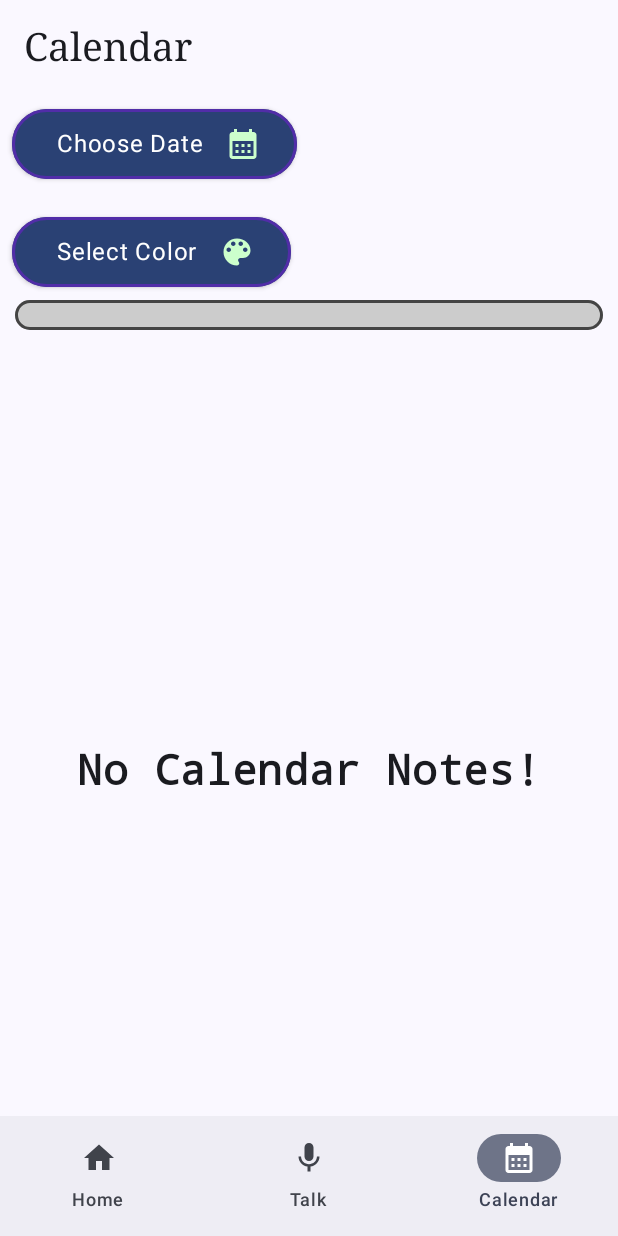
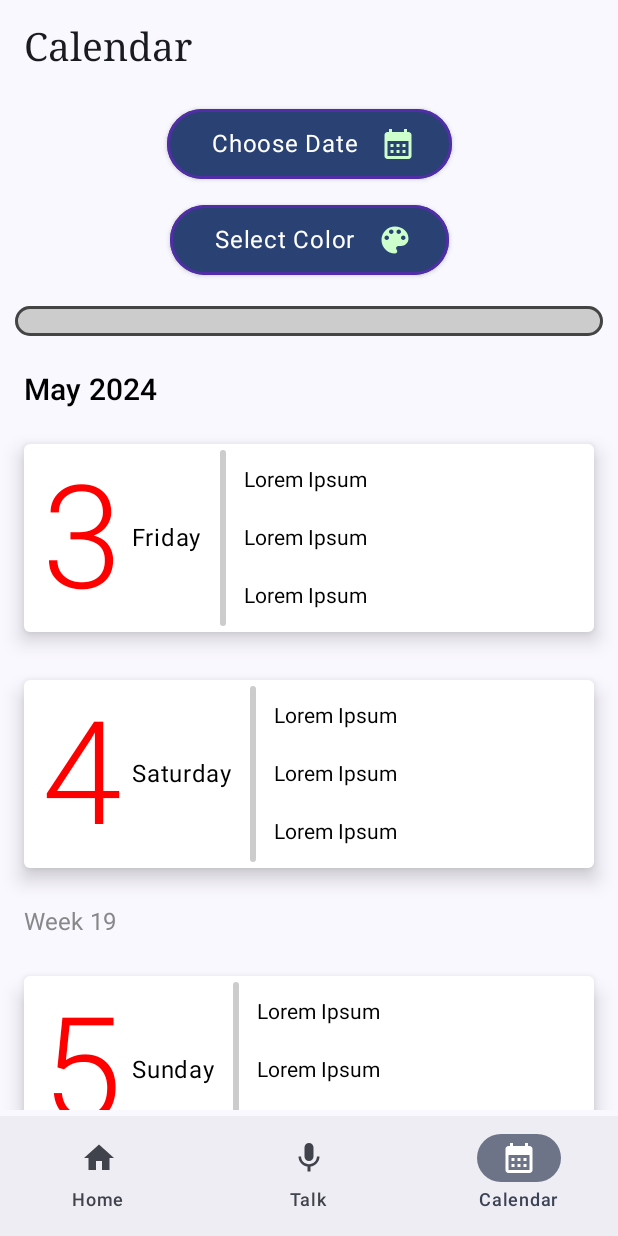
Before and after one commit to Swirl86/Listify-Planner, an Android app built with Jetpack Compose: the CalendarScreen screen opened through its navigation route, item 3 of the bottom bar chosen, on a phone screen of 412 x 824 dp. Run offline under Robolectric (Android 15) with nearby library versions, the phone set to English and light mode, and no system bars; our stand-ins replace Dagger/Hilt's generated code, Room's generated code; 2 statements that could not run were skipped.

Commit message:
impl logic and design for calender list when no date is chosen

```diff
--- a/app/build.gradle.kts
+++ b/app/build.gradle.kts
@@ -73,6 +73,7 @@ dependencies {
     implementation(libs.androidx.ui)
     implementation(libs.androidx.ui.graphics)
     implementation(libs.androidx.ui.tooling.preview)
+    implementation(libs.androidx.material)
     implementation(libs.androidx.material3)
     testImplementation(libs.junit)
     androidTestImplementation(libs.androidx.junit)
--- a/app/src/main/java/com/swirl/listifyplanner/presentation/calendar_screen/CalendarScreen.kt
+++ b/app/src/main/java/com/swirl/listifyplanner/presentation/calendar_screen/CalendarScreen.kt
@@ -1,25 +1,15 @@
 package com.swirl.listifyplanner.presentation.calendar_screen
 
 import TitleTopAppBar
-import androidx.compose.animation.AnimatedVisibility
-import androidx.compose.animation.fadeIn
-import androidx.compose.animation.fadeOut
-import androidx.compose.animation.scaleIn
-import androidx.compose.animation.scaleOut
-import androidx.compose.foundation.layout.Arrangement
+import androidx.compose.foundation.layout.Box
 import androidx.compose.foundation.layout.Column
-import androidx.compose.foundation.layout.PaddingValues
+import androidx.compose.foundation.layout.Spacer
 import androidx.compose.foundation.layout.fillMaxSize
 import androidx.compose.foundation.layout.padding
-import androidx.compose.foundation.lazy.LazyColumn
-import androidx.compose.foundation.lazy.items
-import androidx.compose.foundation.lazy.rememberLazyListState
 import androidx.compose.foundation.rememberScrollState
-import androidx.compose.foundation.verticalScroll
 import androidx.compose.material.icons.Icons
 import androidx.compose.material.icons.filled.ColorLens
 import androidx.compose.material3.Scaffold
-import androidx.compose.material3.Text
 import androidx.compose.runtime.Composable
 import androidx.compose.runtime.getValue
 import androidx.compose.runtime.mutableStateOf
@@ -34,8 +24,7 @@ import androidx.lifecycle.compose.collectAsStateWithLifecycle
 import com.swirl.listifyplanner.R
 import com.swirl.listifyplanner.presentation.MainViewModel
 import com.swirl.listifyplanner.presentation.calendar_screen.components.MyDatePicker
-import com.swirl.listifyplanner.presentation.common.EmptyScreen
-import com.swirl.listifyplanner.presentation.common.SwipeToDeleteContainer
+import com.swirl.listifyplanner.presentation.calendar_screen.components.date.CalendarList
 import com.swirl.listifyplanner.presentation.common.TextIconButton
 import com.swirl.listifyplanner.presentation.common.colorpicker.ColorPickedDisplay
 import com.swirl.listifyplanner.presentation.common.colorpicker.ColorPickerDialog
@@ -47,7 +36,6 @@ fun CalendarScreen(mainViewModel: MainViewModel) {
     val context = LocalContext.current
     val scrollState = rememberScrollState()
     val calendarNotes by mainViewModel.getAllCalendarNotes.collectAsStateWithLifecycle(initialValue = emptyList())
-    val listState = rememberLazyListState()
     var chosenDate by remember { mutableStateOf("") }
     var chosenColor by remember { mutableStateOf(Color.LightGray) }
     var showColorPickerDialog by remember { mutableStateOf(false) }
@@ -58,15 +46,8 @@ fun CalendarScreen(mainViewModel: MainViewModel) {
         Column(
             modifier = Modifier
                 .padding(paddingValues)
-                .fillMaxSize()
-                .verticalScroll(state = scrollState),
-            verticalArrangement = Arrangement.Center,
+                .fillMaxSize(),
                  horizontalAlignment = Alignment.CenterHorizontally
-        ) {
-            Column(
-                modifier = Modifier
-                .fillMaxSize(),
-                verticalArrangement = Arrangement.spacedBy(8.dp)
         ) {
             MyDatePicker(onButtonClick = { dateString ->
                 chosenDate = dateString
@@ -88,71 +69,14 @@ fun CalendarScreen(mainViewModel: MainViewModel) {
                     }
                 )
             }
-            }
+            Spacer(modifier = Modifier.padding(6.dp))
             ColorPickedDisplay(color = chosenColor, height = 20)
-            Column(
-                modifier = Modifier
-                    .weight(1f)
-                    .fillMaxSize()
+            Spacer(modifier = Modifier.padding(6.dp))
+            Box(
+                modifier = Modifier.weight(1f).padding(vertical = 4.dp)
             ) {
-                if (calendarNotes.isEmpty()) {
-                    EmptyScreen(
-                        text = UiText.StringResource(R.string.empty_calendar_title).asString(),
-                        paddingValues = paddingValues
-                    )
-                } else {
-                    AnimatedVisibility(
-                        visible = true,
-                        enter = scaleIn() + fadeIn(),
-                        exit = scaleOut() + fadeOut()
-                    ) {
-                        LazyColumn(
-                            modifier = Modifier
-                                .fillMaxSize()
-                                .padding(paddingValues),
-                            contentPadding = PaddingValues(8.dp),
-                            verticalArrangement = Arrangement.spacedBy(8.dp),
-                            state = listState
-                        ) {
-                            items(
-                                items = calendarNotes.sortedBy { it.date },
-                                key = { it.date }
-                            ) { calendarNote ->
-                                SwipeToDeleteContainer(
-                                    item = calendarNote,
-                                    onDelete = { mainViewModel.deleteCalendarNote(calendarNote) }
-                                ) {
-                                    // TODO update design for CalendarNote
-                                    /*TodoCard(
-                                        todo = todo,
-                                        onDelete = {
-                                            mainViewModel.deleteTodo(todo)
-                                            snackbar(
-                                                scope,
-                                                snackbarHostState,
-                                                message = UiText.StringResource(
-                                                    R.string.home_deleted_task,
-                                                    todo.task
-                                                ).asString(context),
-                                                actionLabel = UiText.StringResource(R.string.home_undo_delete)
-                                                    .asString(context),
-                                                onAction = { mainViewModel.undoDeletedTodo() }
-                                            )
-                                        },
-                                        onUpdate = onUpdate,
-                                        onClick = {
-                                            mainViewModel.updateTodoIsDone(
-                                                todo.copy(isDone = !todo.isDone)
-                                            )
-                                        }
-                                    )*/
-                                    Text(text = "HERE")
+                CalendarList()
             }
         }
     }
 }
-                }
-            }
-        }
-    }
-}
--- /dev/null
+++ b/app/src/main/java/com/swirl/listifyplanner/presentation/calendar_screen/components/date/CalendarList.kt
@@ -0,0 +1,78 @@
+package com.swirl.listifyplanner.presentation.calendar_screen.components.date
+
+import androidx.compose.animation.AnimatedVisibility
+import androidx.compose.animation.fadeIn
+import androidx.compose.animation.fadeOut
+import androidx.compose.foundation.layout.fillMaxSize
+import androidx.compose.foundation.lazy.LazyColumn
+import androidx.compose.foundation.lazy.rememberLazyListState
+import androidx.compose.runtime.Composable
+import androidx.compose.runtime.LaunchedEffect
+import androidx.compose.runtime.key
+import androidx.compose.runtime.mutableIntStateOf
+import androidx.compose.runtime.remember
+import androidx.compose.runtime.rememberCoroutineScope
+import androidx.compose.runtime.snapshotFlow
+import androidx.compose.ui.Modifier
+import com.swirl.listifyplanner.presentation.common.GoToTop
+import com.swirl.listifyplanner.utils.extenstions.isScrollingUp
+import com.swirl.listifyplanner.utils.extenstions.isoWeekNumber
+import kotlinx.coroutines.launch
+import java.time.LocalDate
+import java.time.format.TextStyle
+import java.util.Locale
+
+@Composable
+fun CalendarList() {
+    val scope = rememberCoroutineScope()
+    val lazyListState = rememberLazyListState()
+    val lastWeekShown = remember { mutableIntStateOf(-1) }
+    val startDate = LocalDate.now()
+    val totalDays = remember { mutableIntStateOf(30) }
+
+    LaunchedEffect(lazyListState) {
+        snapshotFlow { lazyListState.layoutInfo.visibleItemsInfo }
+            .collect { visibleItems ->
+                val lastVisibleIndex = visibleItems.lastOrNull()?.index ?: return@collect
+                if (lastVisibleIndex >= totalDays.intValue - 10) {
+                    totalDays.intValue += 10
+                }
+            }
+    }
+
+    LazyColumn(
+        modifier = Modifier.fillMaxSize(),
+        state = lazyListState
+    ) {
+
+        items(totalDays.intValue) { index ->
+            key(index) {
+                val date = startDate.plusDays(index.toLong())
+
+                val monthTitle = if (date.dayOfMonth == 1 || date == startDate)
+                    "${date.month.getDisplayName(TextStyle.FULL_STANDALONE, Locale.getDefault())} ${date.year} " else ""
+
+                if (monthTitle.isNotEmpty()) {
+                    MonthHeader(monthTitle)
+                }
+
+                val currentWeek = date.isoWeekNumber
+                if (currentWeek != lastWeekShown.intValue) {
+                    WeekNumberHeader(currentWeek)
+                    lastWeekShown.intValue = currentWeek
+                }
+                DayCard(date)
+            }
+        }
+    }
+
+    AnimatedVisibility(
+        visible = !lazyListState.isScrollingUp(),
+        enter = fadeIn(),
+        exit = fadeOut()
+    ) {
+        GoToTop {
+            scope.launch { lazyListState.scrollToItem(0) }
+        }
+    }
+}
--- /dev/null
+++ b/app/src/main/java/com/swirl/listifyplanner/presentation/calendar_screen/components/date/DayCard.kt
@@ -0,0 +1,82 @@
+package com.swirl.listifyplanner.presentation.calendar_screen.components.date
+
+import androidx.compose.foundation.background
+import androidx.compose.foundation.layout.Arrangement
+import androidx.compose.foundation.layout.Box
+import androidx.compose.foundation.layout.Column
+import androidx.compose.foundation.layout.IntrinsicSize
+import androidx.compose.foundation.layout.Row
+import androidx.compose.foundation.layout.Spacer
+import androidx.compose.foundation.layout.fillMaxHeight
+import androidx.compose.foundation.layout.fillMaxWidth
+import androidx.compose.foundation.layout.height
+import androidx.compose.foundation.layout.padding
+import androidx.compose.foundation.layout.width
+import androidx.compose.foundation.layout.wrapContentHeight
+import androidx.compose.foundation.shape.RoundedCornerShape
+import androidx.compose.material.Card
+import androidx.compose.material.MaterialTheme
+import androidx.compose.material.Text
+import androidx.compose.runtime.Composable
+import androidx.compose.ui.Alignment
+import androidx.compose.ui.Modifier
+import androidx.compose.ui.graphics.Color
+import androidx.compose.ui.unit.dp
+import com.swirl.listifyplanner.utils.extenstions.capitalizeWord
+import java.time.LocalDate
+import java.time.format.TextStyle
+import java.util.Locale
+
+@Composable
+fun DayCard(date: LocalDate) {
+    Card(
+        modifier = Modifier
+            .padding(16.dp)
+            .fillMaxWidth(),
+        elevation = 8.dp
+    ) {
+        Row(
+            modifier = Modifier
+                .fillMaxWidth()
+                .padding(horizontal = 12.dp, vertical = 4.dp)
+                .height(IntrinsicSize.Min),
+            horizontalArrangement = Arrangement.Start
+        ) {
+            Text(
+                text = date.dayOfMonth.toString(),
+                style =  MaterialTheme.typography.h1,
+                modifier = Modifier
+                    .fillMaxHeight()
+                    .wrapContentHeight(align = Alignment.CenterVertically),
+                color = Color.Red
+            )
+            Text(
+                text = date.dayOfWeek.getDisplayName(TextStyle.FULL, Locale.getDefault()).capitalizeWord(),
+                style =  MaterialTheme.typography.body1,
+                modifier = Modifier
+                    .padding(6.dp, end = 12.dp)
+                    .align(Alignment.CenterVertically)
+            )
+
+            Box(
+                modifier = Modifier
+                    .background(Color.LightGray, RoundedCornerShape(12.dp))
+                    .fillMaxHeight()
+                    .width(4.dp)
+                    .padding(8.dp)
+            )
+
+            // TODO add date notes
+            Column(
+                modifier = Modifier.padding(12.dp),
+                verticalArrangement = Arrangement.spacedBy(5.dp)
+            ) {
+                Text(text = "Lorem Ipsum")
+                Spacer(modifier = Modifier.padding(6.dp))
+                Text(text = "Lorem Ipsum")
+                Spacer(modifier = Modifier.padding(6.dp))
+                Text(text = "Lorem Ipsum")
+            }
+        }
+    }
+}
--- /dev/null
+++ b/app/src/main/java/com/swirl/listifyplanner/presentation/calendar_screen/components/date/MonthHeader.kt
@@ -0,0 +1,23 @@
+package com.swirl.listifyplanner.presentation.calendar_screen.components.date
+
+import androidx.compose.foundation.layout.fillMaxWidth
+import androidx.compose.foundation.layout.padding
+import androidx.compose.material.MaterialTheme
+import androidx.compose.material3.Text
+import androidx.compose.runtime.Composable
+import androidx.compose.ui.Modifier
+import androidx.compose.ui.graphics.Color
+import androidx.compose.ui.unit.dp
+import com.swirl.listifyplanner.utils.extenstions.capitalizeWord
+
+@Composable
+fun MonthHeader(monthTitle: String) {
+    Text(
+        text = monthTitle.capitalizeWord(),
+        style =  MaterialTheme.typography.h6,
+        modifier = Modifier
+            .fillMaxWidth()
+            .padding(horizontal = 16.dp, vertical = 8.dp),
+        color = Color.Black
+    )
+}
--- /dev/null
+++ b/app/src/main/java/com/swirl/listifyplanner/presentation/calendar_screen/components/date/WeekNumberHeader.kt
@@ -0,0 +1,22 @@
+package com.swirl.listifyplanner.presentation.calendar_screen.components.date
+
+import androidx.compose.foundation.layout.fillMaxWidth
+import androidx.compose.foundation.layout.padding
+import androidx.compose.material.MaterialTheme
+import androidx.compose.material3.Text
+import androidx.compose.runtime.Composable
+import androidx.compose.ui.Modifier
+import androidx.compose.ui.graphics.Color
+import androidx.compose.ui.unit.dp
+
+@Composable
+fun WeekNumberHeader(weekNumber: Int) {
+    Text(
+        text = "Week $weekNumber",
+        style =  MaterialTheme.typography.subtitle1,
+        modifier = Modifier
+            .fillMaxWidth()
+            .padding(horizontal = 16.dp, vertical = 8.dp),
+        color = Color.Gray
+    )
+}
--- /dev/null
+++ b/app/src/main/java/com/swirl/listifyplanner/presentation/common/GoToTop.kt
@@ -0,0 +1,34 @@
+package com.swirl.listifyplanner.presentation.common
+
+import androidx.compose.foundation.layout.Box
+import androidx.compose.foundation.layout.fillMaxSize
+import androidx.compose.foundation.layout.padding
+import androidx.compose.foundation.layout.size
+import androidx.compose.material.icons.Icons
+import androidx.compose.material.icons.rounded.ArrowUpward
+import androidx.compose.material3.FloatingActionButton
+import androidx.compose.material3.Icon
+import androidx.compose.runtime.Composable
+import androidx.compose.ui.Alignment
+import androidx.compose.ui.Modifier
+import androidx.compose.ui.unit.dp
+import com.swirl.listifyplanner.R
+import com.swirl.listifyplanner.utils.UiText
+
+@Composable
+fun GoToTop(goToTop: () -> Unit) {
+    Box(modifier = Modifier.fillMaxSize()) {
+        FloatingActionButton(
+            modifier = Modifier
+                .padding(16.dp)
+                .size(50.dp)
+                .align(Alignment.BottomEnd),
+            onClick = goToTop
+        ) {
+            Icon(
+                imageVector = Icons.Rounded.ArrowUpward,
+                contentDescription = UiText.StringResource(R.string.icon_arrow_up).asString()
+            )
+        }
+    }
+}
--- a/app/src/main/java/com/swirl/listifyplanner/presentation/navigation/AppNavigation.kt
+++ b/app/src/main/java/com/swirl/listifyplanner/presentation/navigation/AppNavigation.kt
@@ -52,7 +52,7 @@ fun AppNavigation(mainViewModel: MainViewModel) {
                         icon = {
                             Icon(
                                 imageVector = navItem.icon,
-                                contentDescription = UiText.StringResource(R.string.icon_nav).asString()
+                                contentDescription = UiText.StringResource(R.string.icon_arrow_back).asString()
                             )
                         },
                         label = {
--- a/app/src/main/java/com/swirl/listifyplanner/presentation/update_screen/UpdateScreen.kt
+++ b/app/src/main/java/com/swirl/listifyplanner/presentation/update_screen/UpdateScreen.kt
@@ -65,7 +65,7 @@ fun UpdateScreen(
                     IconButton(onClick = { onBack() }) {
                         Icon(
                             imageVector = Icons.Rounded.ArrowBackIosNew,
-                            contentDescription = UiText.StringResource(R.string.icon_nav).asString()
+                            contentDescription = UiText.StringResource(R.string.icon_arrow_back).asString()
                         )
                     }
                 })
--- a/app/src/main/java/com/swirl/listifyplanner/utils/extenstions/DateExtensions.kt
+++ b/app/src/main/java/com/swirl/listifyplanner/utils/extenstions/DateExtensions.kt
@@ -5,6 +5,7 @@ import java.time.LocalDate
 import java.time.LocalDateTime
 import java.time.ZoneId
 import java.time.format.DateTimeFormatter
+import java.time.temporal.WeekFields
 import java.util.Locale
 
 fun LocalDateTime.dateTimeToString(): String {
@@ -37,3 +38,7 @@ fun LocalDate.dateToString(): String {
     val dateInMillis = convertMillisToLocalDateWithFormatter(this, dateFormatter)
     return dateFormatter.format(dateInMillis)
 }
+
+/** Extension function to get ISO week number */
+val LocalDate.isoWeekNumber: Int
+    get() = this.get(WeekFields.of(Locale.getDefault()).weekOfWeekBasedYear())
--- /dev/null
+++ b/app/src/main/java/com/swirl/listifyplanner/utils/extenstions/LazyListExtensions.kt
@@ -0,0 +1,27 @@
+package com.swirl.listifyplanner.utils.extenstions
+
+import androidx.compose.foundation.lazy.LazyListState
+import androidx.compose.runtime.Composable
+import androidx.compose.runtime.derivedStateOf
+import androidx.compose.runtime.getValue
+import androidx.compose.runtime.mutableIntStateOf
+import androidx.compose.runtime.remember
+import androidx.compose.runtime.setValue
+
+@Composable
+fun LazyListState.isScrollingUp(): Boolean {
+    var previousIndex by remember(this) { mutableIntStateOf(firstVisibleItemIndex) }
+    var previousScrollOffset by remember(this) { mutableIntStateOf(firstVisibleItemScrollOffset) }
+    return remember(this) {
+        derivedStateOf {
+            if (previousIndex != firstVisibleItemIndex) {
+                previousIndex > firstVisibleItemIndex
+            } else {
+                previousScrollOffset >= firstVisibleItemScrollOffset
+            }.also {
+                previousIndex = firstVisibleItemIndex
+                previousScrollOffset = firstVisibleItemScrollOffset
+            }
+        }
+    }.value
+}
--- a/app/src/main/res/values/strings.xml
+++ b/app/src/main/res/values/strings.xml
@@ -56,7 +56,8 @@
     <string name="icon_edit">Edit Icon</string>
     <string name="icon_check">Check Icon</string>
     <string name="icon_star">Star Icon</string>
-    <string name="icon_nav">Navigation Icon</string>
+    <string name="icon_arrow_back">Navigate Back Icon</string>
+    <string name="icon_arrow_up">Navigate Up Icon</string>
 
     <string name="img_dice">Dice Image</string>
 
--- a/gradle/libs.versions.toml
+++ b/gradle/libs.versions.toml
@@ -18,6 +18,7 @@ kotlinxCoroutinesCore = "1.7.3"
 lifecycleRuntimeKtxVersion = "2.7.0"
 lifecycleRuntimeComposeVersion = "2.6.2"
 lifecycleViewmodelCompose = "2.7.0"
+material = "1.6.6"
 materialIconsExtended = "1.6.5"
 navigationCompose = "2.7.7"
 retrofit = "2.9.0"
@@ -33,6 +34,7 @@ androidx-hilt-navigation-compose = { module = "androidx.hilt:hilt-navigation-com
 androidx-lifecycle-runtime-ktx = { module = "androidx.lifecycle:lifecycle-runtime-ktx", version.ref = "lifecycleRuntimeKtxVersion" }
 androidx-lifecycle-runtime-compose = { module = "androidx.lifecycle:lifecycle-runtime-compose", version.ref = "lifecycleRuntimeComposeVersion" }
 androidx-lifecycle-viewmodel-compose = { module = "androidx.lifecycle:lifecycle-viewmodel-compose", version.ref = "lifecycleViewmodelCompose" }
+androidx-material = { module = "androidx.compose.material:material", version.ref = "material" }
 androidx-material-icons-extended = { module = "androidx.compose.material:material-icons-extended", version.ref = "materialIconsExtended" }
 androidx-navigation-compose = { module = "androidx.navigation:navigation-compose", version.ref = "navigationCompose" }
 androidx-room-compiler = { module = "androidx.room:room-compiler", version.ref = "roomKtx" }
```
Lines whose indentation alone changed are shown as unchanged.
